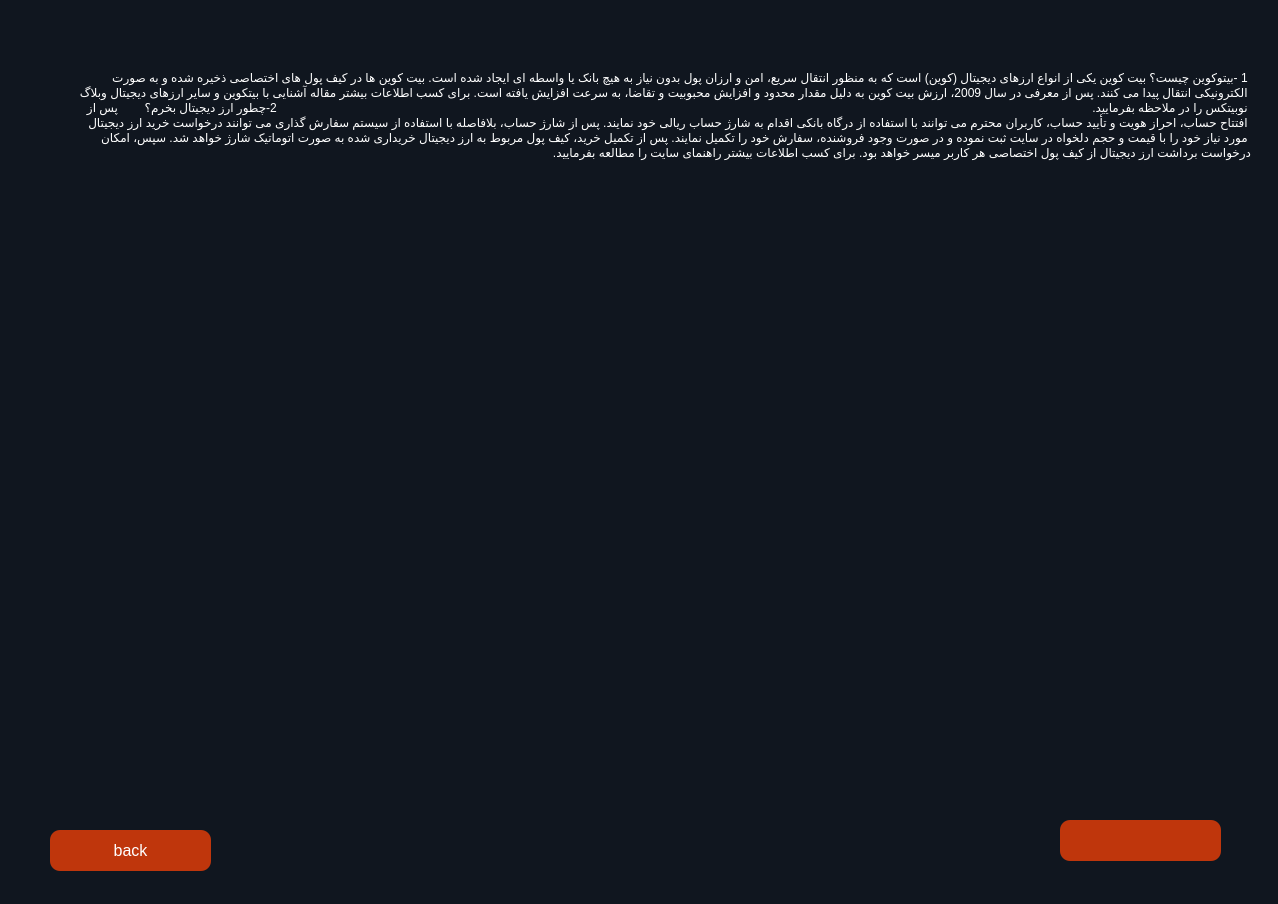
Abbas2026/Exchange, file clients/guid.ui: the form before one commit.
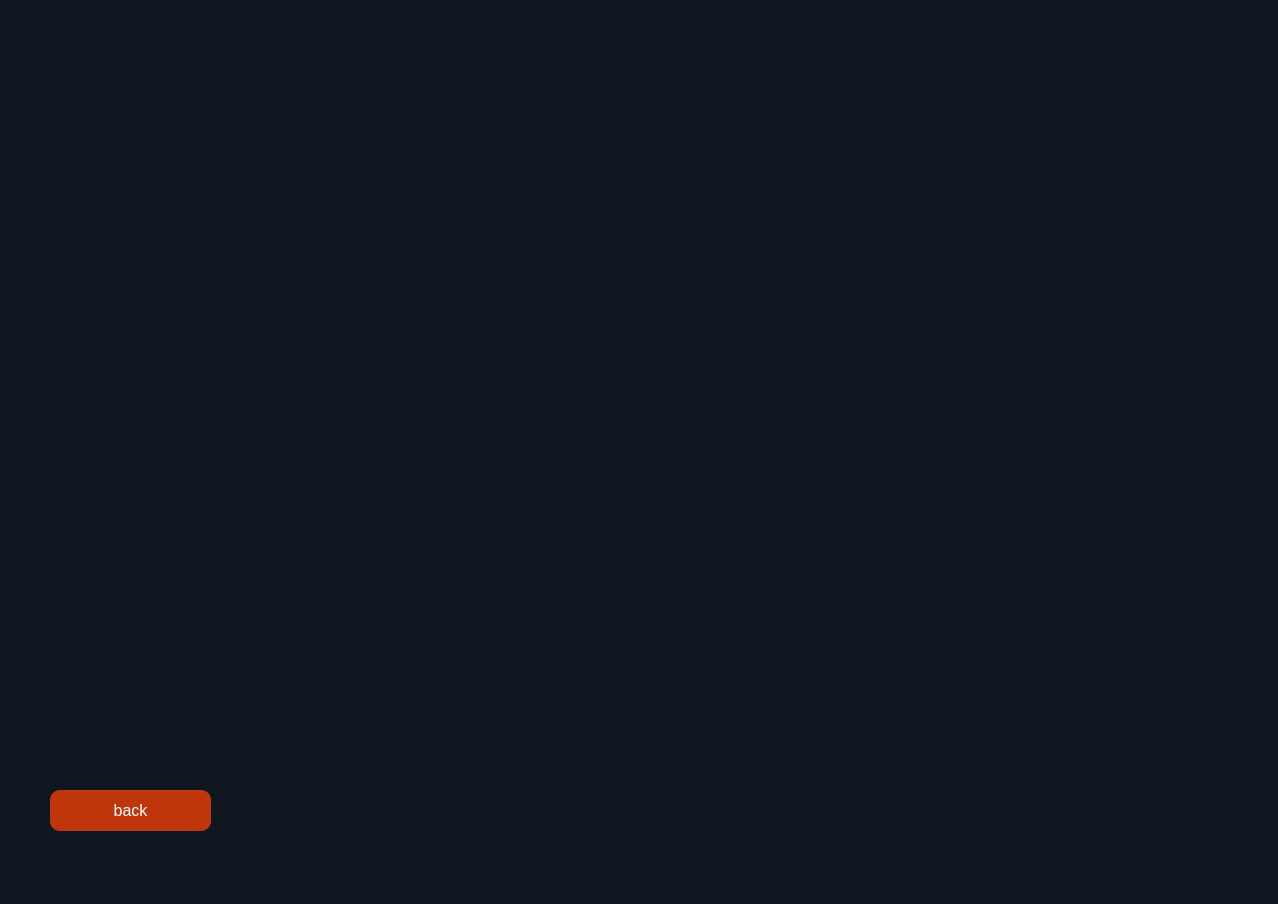
The form after the commit.

What changed in the file:
```diff
--- a/clients/guid.ui
+++ b/clients/guid.ui
@@ -37,7 +37,7 @@
    <property name="geometry">
     <rect>
      <x>50</x>
-     <y>830</y>
+     <y>790</y>
      <width>161</width>
      <height>41</height>
     </rect>
@@ -56,57 +56,6 @@
     <string>back</string>
    </property>
   </widget>
-  <widget class="QLabel" name="label">
-   <property name="geometry">
-    <rect>
-     <x>70</x>
-     <y>70</y>
-     <width>1181</width>
-     <height>661</height>
-    </rect>
-   </property>
-   <property name="frameShape">
-    <enum>QFrame::Shape::NoFrame</enum>
-   </property>
-   <property name="lineWidth">
-    <number>8</number>
-   </property>
-   <property name="text">
-    <string>1 -بیتوکوین چیست؟ بیت کوین یکی از انواع ارزهای دیجیتال (کوین) است که به منظور انتقال سریع، امن و ارزان پول بدون نیاز به هیچ بانک یا واسطه ای ایجاد شده است. بیت کوین ها در کیف پول های اختصاصی ذخیره شده و به صورت الکترونیکی انتقال پیدا می کنند. پس از معرفی در سال 2009، ارزش بیت کوین به دلیل مقدار محدود و افزایش محبوبیت و تقاضا، به سرعت افزایش یافته است. برای کسب اطلاعات بیشتر مقاله آشنایی با بیتکوین و سایر ارزهای دیجیتال وبلاگ نوبیتکس را در ملاحظه بفرمایید.                                                                                                                                                                                                                                                     2-چطور ارز دیجیتال بخرم؟        پس از افتتاح حساب، احراز هویت و تأیید حساب، کاربران محترم می توانند با استفاده از درگاه بانکی اقدام به شارژ حساب ریالی خود نمایند. پس از شارژ حساب، بلافاصله با استفاده از سیستم سفارش گذاری می توانند درخواست خرید ارز دیجیتال مورد نیاز خود را با قیمت و حجم دلخواه در سایت ثبت نموده و در صورت وجود فروشنده، سفارش خود را تکمیل نمایند. پس از تکمیل خرید، کیف پول مربوط به ارز دیجیتال خریداری شده به صورت اتوماتیک شارژ خواهد شد. سپس، امکان درخواست برداشت ارز دیجیتال از کیف پول اختصاصی هر کاربر میسر خواهد بود. برای کسب اطلاعات بیشتر راهنمای سایت را مطالعه بفرمایید.</string>
-   </property>
-   <property name="alignment">
-    <set>Qt::AlignmentFlag::AlignLeading|Qt::AlignmentFlag::AlignLeft|Qt::AlignmentFlag::AlignTop</set>
-   </property>
-   <property name="wordWrap">
-    <bool>true</bool>
-   </property>
-  </widget>
-  <widget class="QPushButton" name="backButton_2">
-   <property name="enabled">
-    <bool>true</bool>
-   </property>
-   <property name="geometry">
-    <rect>
-     <x>1060</x>
-     <y>820</y>
-     <width>161</width>
-     <height>41</height>
-    </rect>
-   </property>
-   <property name="cursor">
-    <cursorShape>PointingHandCursor</cursorShape>
-   </property>
-   <property name="styleSheet">
-    <string notr="true">          background-color: #BF360C;
-            color: white;
-            border-radius: 10px;
-            font-size: 16px;
-           border: none;  </string>
-   </property>
-   <property name="text">
-    <string/>
-   </property>
-  </widget>
  </widget>
  <resources/>
  <connections/>
```
